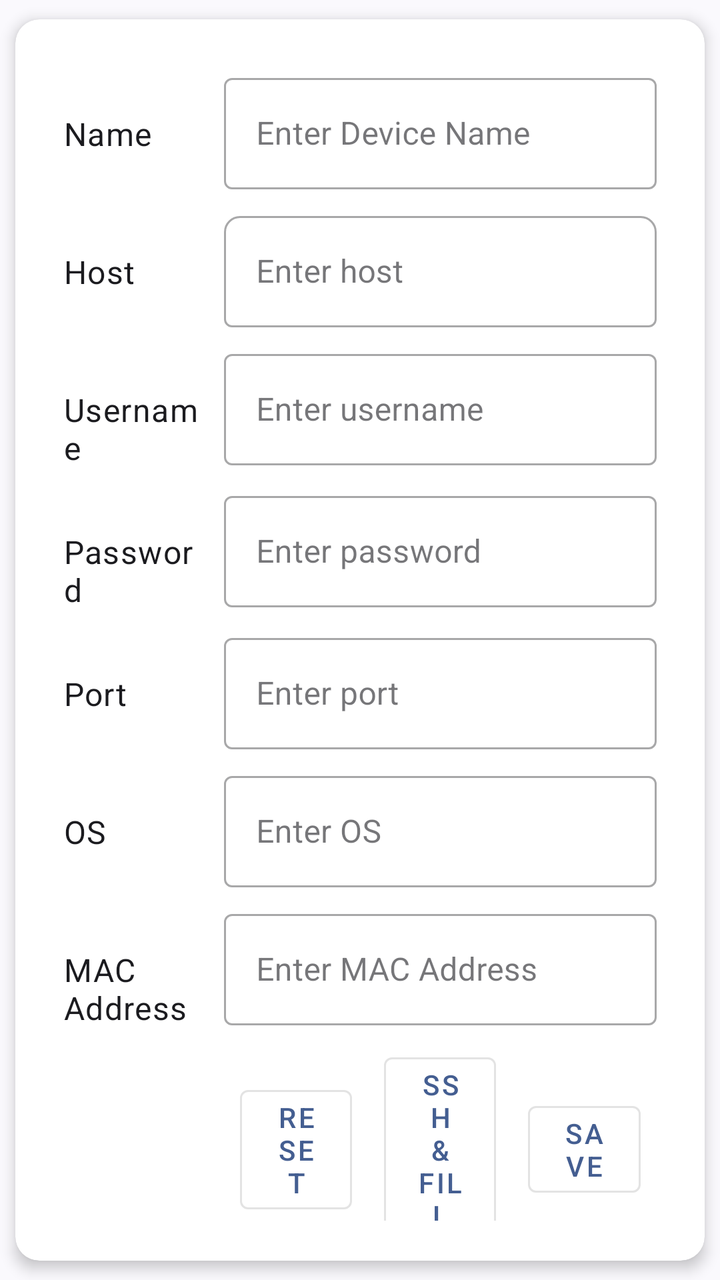
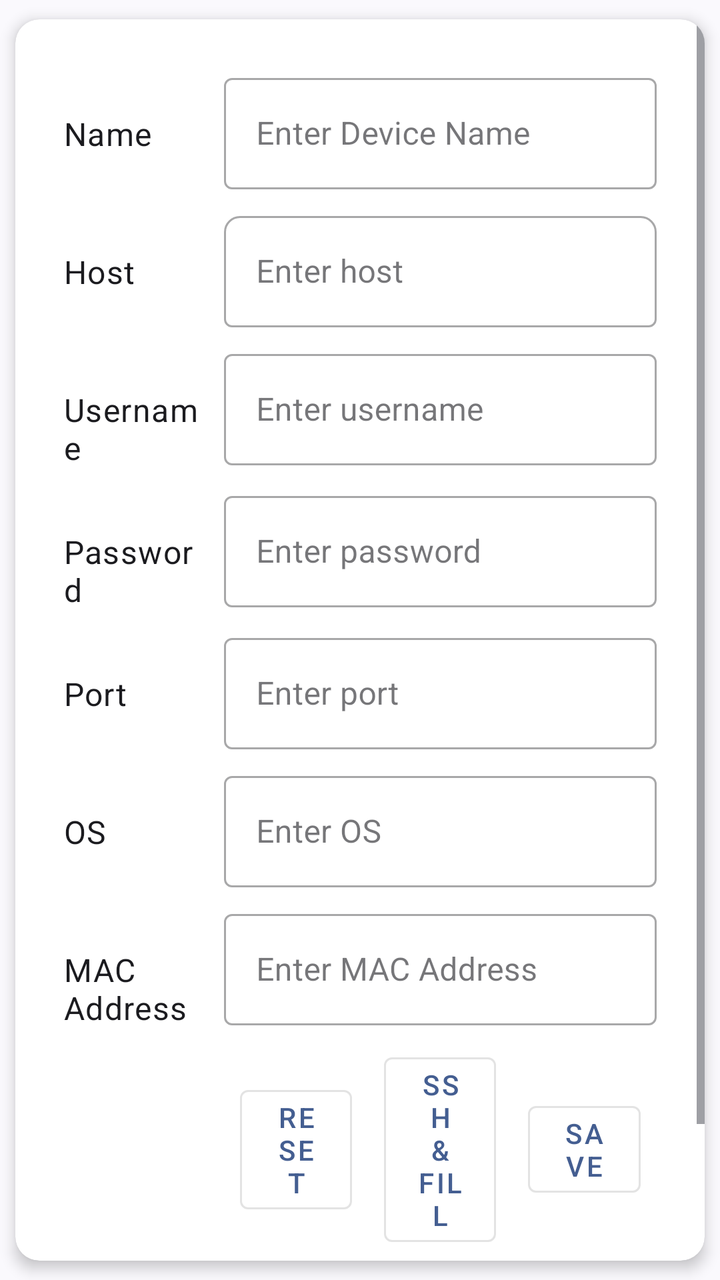

The first picture is an Android layout as it rendered before a commit; the second is the same layout after the commit. The layout source and the unified diff follow.
<!-- AndroidManifest.xml: application theme Theme.RemoteManager -->
<!-- res/layout/add_device.xml -->
<?xml version="1.0" encoding="utf-8"?>
<androidx.cardview.widget.CardView
    android:id="@+id/add_device_root"
    xmlns:android="http://schemas.android.com/apk/res/android"
    xmlns:app="http://schemas.android.com/apk/res-auto"
    xmlns:tools="http://schemas.android.com/tools"
    android:layout_width="match_parent"
    android:layout_height="match_parent"
    app:cardCornerRadius="12dp"
    app:cardElevation="4dp"
    app:cardUseCompatPadding="true">

    <GridLayout
        android:id="@+id/add_device"
        android:layout_width="match_parent"
        android:layout_height="wrap_content"
        android:columnCount="2"
        android:rowCount="9"
        android:padding="20dp"
        android:useDefaultMargins="true"
        tools:context=".fragment.AddDeviceFragment">

        
        <TextView
            android:layout_width="0dp"
            android:layout_height="wrap_content"
            android:layout_columnWeight="1"
            android:text="@string/name"
            style="?attr/textAppearanceBody1"/>
        <com.google.android.material.textfield.TextInputLayout
            android:layout_width="0dp"
            android:layout_height="wrap_content"
            android:layout_columnWeight="3"
            style="@style/Widget.MaterialComponents.TextInputLayout.OutlinedBox"
            android:hint="@string/enter_name">
            <com.google.android.material.textfield.TextInputEditText
                android:id="@+id/name_input"
                android:layout_width="match_parent"
                android:layout_height="wrap_content"/>
        </com.google.android.material.textfield.TextInputLayout>

        
        <TextView
            android:layout_width="0dp"
            android:layout_height="wrap_content"
            android:layout_columnWeight="1"
            android:text="@string/host"
            style="?attr/textAppearanceBody1"/>

        <com.google.android.material.textfield.TextInputLayout
            android:layout_width="0dp"
            android:layout_height="wrap_content"
            android:layout_columnWeight="3"
            style="@style/Widget.MaterialComponents.TextInputLayout.OutlinedBox"
            app:boxCornerRadiusTopStart="8dp"
            app:boxCornerRadiusTopEnd="8dp"
            app:hintEnabled="true"
            android:hint="@string/enter_host">

            <com.google.android.material.textfield.TextInputEditText
                android:id="@+id/host_input"
                android:layout_width="match_parent"
                android:layout_height="wrap_content"/>
        </com.google.android.material.textfield.TextInputLayout>

        
        <TextView
            android:layout_width="0dp"
            android:layout_height="wrap_content"
            android:layout_columnWeight="1"
            android:text="@string/username"
            style="?attr/textAppearanceBody1"/>

        <com.google.android.material.textfield.TextInputLayout
            android:layout_width="0dp"
            android:layout_height="wrap_content"
            android:layout_columnWeight="3"
            style="@style/Widget.MaterialComponents.TextInputLayout.OutlinedBox"
            android:hint="@string/enter_username">

            <com.google.android.material.textfield.TextInputEditText
                android:id="@+id/username_input"
                android:layout_width="match_parent"
                android:layout_height="wrap_content"/>
        </com.google.android.material.textfield.TextInputLayout>

        
        <TextView
            android:layout_width="0dp"
            android:layout_height="wrap_content"
            android:layout_columnWeight="1"
            android:text="@string/password"
            style="?attr/textAppearanceBody1"/>

        <com.google.android.material.textfield.TextInputLayout
            android:layout_width="0dp"
            android:layout_height="wrap_content"
            android:layout_columnWeight="3"
            style="@style/Widget.MaterialComponents.TextInputLayout.OutlinedBox"
            android:hint="@string/enter_password">

            <com.google.android.material.textfield.TextInputEditText
                android:id="@+id/password_input"
                android:layout_width="match_parent"
                android:layout_height="wrap_content"
                android:inputType="textPassword"/>
        </com.google.android.material.textfield.TextInputLayout>

        
        <TextView
            android:layout_width="0dp"
            android:layout_height="wrap_content"
            android:layout_columnWeight="1"
            android:text="@string/port"
            style="?attr/textAppearanceBody1"/>

        <com.google.android.material.textfield.TextInputLayout
            android:layout_width="0dp"
            android:layout_height="wrap_content"
            android:layout_columnWeight="3"
            style="@style/Widget.MaterialComponents.TextInputLayout.OutlinedBox"
            android:hint="@string/enter_port">

            <com.google.android.material.textfield.TextInputEditText
                android:id="@+id/port_input"
                android:layout_width="match_parent"
                android:layout_height="wrap_content"
                android:inputType="number"/>
        </com.google.android.material.textfield.TextInputLayout>

        
        <TextView
            android:layout_width="0dp"
            android:layout_height="wrap_content"
            android:layout_columnWeight="1"
            android:text="@string/os"
            style="?attr/textAppearanceBody1"/>

        <com.google.android.material.textfield.TextInputLayout
            android:layout_width="0dp"
            android:layout_height="wrap_content"
            android:layout_columnWeight="3"
            style="@style/Widget.MaterialComponents.TextInputLayout.OutlinedBox"
            android:hint="@string/enter_os">

            <com.google.android.material.textfield.TextInputEditText
                android:id="@+id/os_input"
                android:layout_width="match_parent"
                android:layout_height="wrap_content"/>
        </com.google.android.material.textfield.TextInputLayout>

        
        <TextView
            android:layout_width="0dp"
            android:layout_height="wrap_content"
            android:layout_columnWeight="1"
            android:text="@string/mac_address"
            style="?attr/textAppearanceBody1"/>

        <com.google.android.material.textfield.TextInputLayout
            android:layout_width="0dp"
            android:layout_height="wrap_content"
            android:layout_columnWeight="3"
            style="@style/Widget.MaterialComponents.TextInputLayout.OutlinedBox"
            android:hint="@string/enter_mac_address">

            <com.google.android.material.textfield.TextInputEditText
                android:id="@+id/mac_address_input"
                android:layout_width="match_parent"
                android:layout_height="wrap_content"
                android:inputType="text"/>
        </com.google.android.material.textfield.TextInputLayout>

        
        <View
            android:layout_width="0dp"
            android:layout_height="0dp"
            android:layout_columnWeight="1"/>

        <LinearLayout
            android:layout_width="0dp"
            android:layout_height="wrap_content"
            android:layout_columnWeight="3"
            android:orientation="horizontal"
            android:gravity="center">

            <com.google.android.material.button.MaterialButton
                android:id="@+id/reset_button"
                style="@style/Widget.MaterialComponents.Button.OutlinedButton"
                android:layout_width="0dp"
                android:layout_height="wrap_content"
                android:layout_weight="1"
                android:text="@string/reset"
                android:layout_marginHorizontal="8dp"
                android:inset="8dp"/>

            <com.google.android.material.button.MaterialButton
                android:id="@+id/ssh_fill_button"
                style="@style/Widget.MaterialComponents.Button.OutlinedButton"
                android:layout_width="0dp"
                android:layout_height="wrap_content"
                android:layout_weight="1"
                android:text="@string/ssh_fill"
                android:layout_marginHorizontal="8dp"
                android:inset="8dp"/>

            <com.google.android.material.button.MaterialButton
                android:id="@+id/save_button"
                style="@style/Widget.MaterialComponents.Button.OutlinedButton"
                android:layout_width="0dp"
                android:layout_height="wrap_content"
                android:layout_weight="1"
                android:text="@string/save"
                android:layout_marginHorizontal="8dp"
                android:inset="8dp"/>
        </LinearLayout>

        
        <View
            android:layout_width="0dp"
            android:layout_height="0dp"
            android:layout_columnWeight="1"/>

        <LinearLayout
            android:layout_width="0dp"
            android:layout_height="wrap_content"
            android:layout_columnWeight="3"
            android:orientation="horizontal"
            android:gravity="center">

            <com.google.android.material.button.MaterialButton
                android:id="@+id/delete_button"
                style="@style/Widget.MaterialComponents.Button.OutlinedButton"
                android:layout_width="0dp"
                android:layout_height="wrap_content"
                android:layout_weight="1"
                android:text="@string/delete"
                android:layout_marginHorizontal="8dp"
                android:inset="8dp"/>
        </LinearLayout>
    </GridLayout>
</androidx.cardview.widget.CardView>
<!-- resources referenced by this layout -->
<resources>
  <string name="delete">Delete</string>
  <string name="enter_host">Enter host</string>
  <string name="enter_mac_address">Enter MAC Address</string>
  <string name="enter_name">Enter Device Name</string>
  <string name="enter_os">Enter OS</string>
  <string name="enter_password">Enter password</string>
  <string name="enter_port">Enter port</string>
  <string name="enter_username">Enter username</string>
  <string name="host">Host</string>
  <string name="mac_address">MAC Address</string>
  <string name="name">Name</string>
  <string name="os">OS</string>
  <string name="password">Password</string>
  <string name="port">Port</string>
  <string name="reset">Reset</string>
  <string name="save">Save</string>
  <string name="ssh_fill">SSH &amp; Fill</string>
  <string name="username">Username</string>
  <style name="Theme.RemoteManager" parent="Theme.Material3.DynamicColors.DayNight.NoActionBar">
          <item name="android:statusBarColor">?attr/colorPrimaryVariant</item>
          <item name="android:windowDrawsSystemBarBackgrounds">true</item>
          <item name="android:windowTranslucentStatus">false</item>
      </style>
</resources>

<!-- the commit's change to res/layout/add_device.xml (unified diff, before → after) -->
@@ -1,242 +1,249 @@
 <?xml version="1.0" encoding="utf-8"?>
-<androidx.cardview.widget.CardView
-    android:id="@+id/add_device_root"
-    xmlns:android="http://schemas.android.com/apk/res/android"
+<androidx.cardview.widget.CardView xmlns:android="http://schemas.android.com/apk/res/android"
     xmlns:app="http://schemas.android.com/apk/res-auto"
     xmlns:tools="http://schemas.android.com/tools"
+    android:id="@+id/add_device_root"
     android:layout_width="match_parent"
     android:layout_height="match_parent"
     app:cardCornerRadius="12dp"
     app:cardElevation="4dp"
     app:cardUseCompatPadding="true">
 
-    <GridLayout
-        android:id="@+id/add_device"
+    <ScrollView
         android:layout_width="match_parent"
-        android:layout_height="wrap_content"
-        android:columnCount="2"
-        android:rowCount="9"
-        android:padding="20dp"
-        android:useDefaultMargins="true"
-        tools:context=".fragment.AddDeviceFragment">
-
-        
-        <TextView
-            android:layout_width="0dp"
+        android:layout_height="match_parent"
+        android:fillViewport="true">
+
+        <GridLayout
+            android:id="@+id/add_device"
+            android:layout_width="match_parent"
             android:layout_height="wrap_content"
-            android:layout_columnWeight="1"
-            android:text="@string/name"
-            style="?attr/textAppearanceBody1"/>
-        <com.google.android.material.textfield.TextInputLayout
-            android:layout_width="0dp"
-            android:layout_height="wrap_content"
-            android:layout_columnWeight="3"
-            style="@style/Widget.MaterialComponents.TextInputLayout.OutlinedBox"
-            android:hint="@string/enter_name">
-            <com.google.android.material.textfield.TextInputEditText
-                android:id="@+id/name_input"
-                android:layout_width="match_parent"
-                android:layout_height="wrap_content"/>
-        </com.google.android.material.textfield.TextInputLayout>
-
-        
-        <TextView
-            android:layout_width="0dp"
-            android:layout_height="wrap_content"
-            android:layout_columnWeight="1"
-            android:text="@string/host"
-            style="?attr/textAppearanceBody1"/>
-
-        <com.google.android.material.textfield.TextInputLayout
-            android:layout_width="0dp"
-            android:layout_height="wrap_content"
-            android:layout_columnWeight="3"
-            style="@style/Widget.MaterialComponents.TextInputLayout.OutlinedBox"
-            app:boxCornerRadiusTopStart="8dp"
-            app:boxCornerRadiusTopEnd="8dp"
-            app:hintEnabled="true"
-            android:hint="@string/enter_host">
-
-            <com.google.android.material.textfield.TextInputEditText
-                android:id="@+id/host_input"
-                android:layout_width="match_parent"
-                android:layout_height="wrap_content"/>
-        </com.google.android.material.textfield.TextInputLayout>
-
-        
-        <TextView
-            android:layout_width="0dp"
-            android:layout_height="wrap_content"
-            android:layout_columnWeight="1"
-            android:text="@string/username"
-            style="?attr/textAppearanceBody1"/>
-
-        <com.google.android.material.textfield.TextInputLayout
-            android:layout_width="0dp"
-            android:layout_height="wrap_content"
-            android:layout_columnWeight="3"
-            style="@style/Widget.MaterialComponents.TextInputLayout.OutlinedBox"
-            android:hint="@string/enter_username">
-
-            <com.google.android.material.textfield.TextInputEditText
-                android:id="@+id/username_input"
-                android:layout_width="match_parent"
-                android:layout_height="wrap_content"/>
-        </com.google.android.material.textfield.TextInputLayout>
-
-        
-        <TextView
-            android:layout_width="0dp"
-            android:layout_height="wrap_content"
-            android:layout_columnWeight="1"
-            android:text="@string/password"
-            style="?attr/textAppearanceBody1"/>
-
-        <com.google.android.material.textfield.TextInputLayout
-            android:layout_width="0dp"
-            android:layout_height="wrap_content"
-            android:layout_columnWeight="3"
-            style="@style/Widget.MaterialComponents.TextInputLayout.OutlinedBox"
-            android:hint="@string/enter_password">
-
-            <com.google.android.material.textfield.TextInputEditText
-                android:id="@+id/password_input"
-                android:layout_width="match_parent"
-                android:layout_height="wrap_content"
-                android:inputType="textPassword"/>
-        </com.google.android.material.textfield.TextInputLayout>
-
-        
-        <TextView
-            android:layout_width="0dp"
-            android:layout_height="wrap_content"
-            android:layout_columnWeight="1"
-            android:text="@string/port"
-            style="?attr/textAppearanceBody1"/>
-
-        <com.google.android.material.textfield.TextInputLayout
-            android:layout_width="0dp"
-            android:layout_height="wrap_content"
-            android:layout_columnWeight="3"
-            style="@style/Widget.MaterialComponents.TextInputLayout.OutlinedBox"
-            android:hint="@string/enter_port">
-
-            <com.google.android.material.textfield.TextInputEditText
-                android:id="@+id/port_input"
-                android:layout_width="match_parent"
-                android:layout_height="wrap_content"
-                android:inputType="number"/>
-        </com.google.android.material.textfield.TextInputLayout>
-
-        
-        <TextView
-            android:layout_width="0dp"
-            android:layout_height="wrap_content"
-            android:layout_columnWeight="1"
-            android:text="@string/os"
-            style="?attr/textAppearanceBody1"/>
-
-        <com.google.android.material.textfield.TextInputLayout
-            android:layout_width="0dp"
-            android:layout_height="wrap_content"
-            android:layout_columnWeight="3"
-            style="@style/Widget.MaterialComponents.TextInputLayout.OutlinedBox"
-            android:hint="@string/enter_os">
-
-            <com.google.android.material.textfield.TextInputEditText
-                android:id="@+id/os_input"
-                android:layout_width="match_parent"
-                android:layout_height="wrap_content"/>
-        </com.google.android.material.textfield.TextInputLayout>
-
-        
-        <TextView
-            android:layout_width="0dp"
-            android:layout_height="wrap_content"
-            android:layout_columnWeight="1"
-            android:text="@string/mac_address"
-            style="?attr/textAppearanceBody1"/>
-
-        <com.google.android.material.textfield.TextInputLayout
-            android:layout_width="0dp"
-            android:layout_height="wrap_content"
-            android:layout_columnWeight="3"
-            style="@style/Widget.MaterialComponents.TextInputLayout.OutlinedBox"
-            android:hint="@string/enter_mac_address">
-
-            <com.google.android.material.textfield.TextInputEditText
-                android:id="@+id/mac_address_input"
-                android:layout_width="match_parent"
-                android:layout_height="wrap_content"
-                android:inputType="text"/>
-        </com.google.android.material.textfield.TextInputLayout>
-
-        
-        <View
-            android:layout_width="0dp"
-            android:layout_height="0dp"
-            android:layout_columnWeight="1"/>
-
-        <LinearLayout
-            android:layout_width="0dp"
-            android:layout_height="wrap_content"
-            android:layout_columnWeight="3"
-            android:orientation="horizontal"
-            android:gravity="center">
-
-            <com.google.android.material.button.MaterialButton
-                android:id="@+id/reset_button"
-                style="@style/Widget.MaterialComponents.Button.OutlinedButton"
-                android:layout_width="0dp"
-                android:layout_height="wrap_content"
-                android:layout_weight="1"
-                android:text="@string/reset"
-                android:layout_marginHorizontal="8dp"
-                android:inset="8dp"/>
-
-            <com.google.android.material.button.MaterialButton
-                android:id="@+id/ssh_fill_button"
-                style="@style/Widget.MaterialComponents.Button.OutlinedButton"
-                android:layout_width="0dp"
-                android:layout_height="wrap_content"
-                android:layout_weight="1"
-                android:text="@string/ssh_fill"
-                android:layout_marginHorizontal="8dp"
-                android:inset="8dp"/>
-
-            <com.google.android.material.button.MaterialButton
-                android:id="@+id/save_button"
-                style="@style/Widget.MaterialComponents.Button.OutlinedButton"
-                android:layout_width="0dp"
-                android:layout_height="wrap_content"
-                android:layout_weight="1"
-                android:text="@string/save"
-                android:layout_marginHorizontal="8dp"
-                android:inset="8dp"/>
-        </LinearLayout>
-
-        
-        <View
-            android:layout_width="0dp"
-            android:layout_height="0dp"
-            android:layout_columnWeight="1"/>
-
-        <LinearLayout
-            android:layout_width="0dp"
-            android:layout_height="wrap_content"
-            android:layout_columnWeight="3"
-            android:orientation="horizontal"
-            android:gravity="center">
-
-            <com.google.android.material.button.MaterialButton
-                android:id="@+id/delete_button"
-                style="@style/Widget.MaterialComponents.Button.OutlinedButton"
-                android:layout_width="0dp"
-                android:layout_height="wrap_content"
-                android:layout_weight="1"
-                android:text="@string/delete"
-                android:layout_marginHorizontal="8dp"
-                android:inset="8dp"/>
-        </LinearLayout>
-    </GridLayout>
+            android:columnCount="2"
+            android:padding="20dp"
+            android:rowCount="9"
+            android:useDefaultMargins="true"
+            tools:context=".fragment.AddDeviceFragment">
+
+            
+            <TextView
+                style="?attr/textAppearanceBody1"
+                android:layout_width="0dp"
+                android:layout_height="wrap_content"
+                android:layout_columnWeight="1"
+                android:text="@string/name" />
+
+            <com.google.android.material.textfield.TextInputLayout
+                style="@style/Widget.MaterialComponents.TextInputLayout.OutlinedBox"
+                android:layout_width="0dp"
+                android:layout_height="wrap_content"
+                android:layout_columnWeight="3"
+                android:hint="@string/enter_name">
+
+                <com.google.android.material.textfield.TextInputEditText
+                    android:id="@+id/name_input"
+                    android:layout_width="match_parent"
+                    android:layout_height="wrap_content" />
+            </com.google.android.material.textfield.TextInputLayout>
+
+            
+            <TextView
+                style="?attr/textAppearanceBody1"
+                android:layout_width="0dp"
+                android:layout_height="wrap_content"
+                android:layout_columnWeight="1"
+                android:text="@string/host" />
+
+            <com.google.android.material.textfield.TextInputLayout
+                style="@style/Widget.MaterialComponents.TextInputLayout.OutlinedBox"
+                android:layout_width="0dp"
+                android:layout_height="wrap_content"
+                android:layout_columnWeight="3"
+                android:hint="@string/enter_host"
+                app:boxCornerRadiusTopEnd="8dp"
+                app:boxCornerRadiusTopStart="8dp"
+                app:hintEnabled="true">
+
+                <com.google.android.material.textfield.TextInputEditText
+                    android:id="@+id/host_input"
+                    android:layout_width="match_parent"
+                    android:layout_height="wrap_content" />
+            </com.google.android.material.textfield.TextInputLayout>
+
+            
+            <TextView
+                style="?attr/textAppearanceBody1"
+                android:layout_width="0dp"
+                android:layout_height="wrap_content"
+                android:layout_columnWeight="1"
+                android:text="@string/username" />
+
+            <com.google.android.material.textfield.TextInputLayout
+                style="@style/Widget.MaterialComponents.TextInputLayout.OutlinedBox"
+                android:layout_width="0dp"
+                android:layout_height="wrap_content"
+                android:layout_columnWeight="3"
+                android:hint="@string/enter_username">
+
+                <com.google.android.material.textfield.TextInputEditText
+                    android:id="@+id/username_input"
+                    android:layout_width="match_parent"
+                    android:layout_height="wrap_content" />
+            </com.google.android.material.textfield.TextInputLayout>
+
+            
+            <TextView
+                style="?attr/textAppearanceBody1"
+                android:layout_width="0dp"
+                android:layout_height="wrap_content"
+                android:layout_columnWeight="1"
+                android:text="@string/password" />
+
+            <com.google.android.material.textfield.TextInputLayout
+                style="@style/Widget.MaterialComponents.TextInputLayout.OutlinedBox"
+                android:layout_width="0dp"
+                android:layout_height="wrap_content"
+                android:layout_columnWeight="3"
+                android:hint="@string/enter_password">
+
+                <com.google.android.material.textfield.TextInputEditText
+                    android:id="@+id/password_input"
+                    android:layout_width="match_parent"
+                    android:layout_height="wrap_content"
+                    android:inputType="textPassword" />
+            </com.google.android.material.textfield.TextInputLayout>
+
+            
+            <TextView
+                style="?attr/textAppearanceBody1"
+                android:layout_width="0dp"
+                android:layout_height="wrap_content"
+                android:layout_columnWeight="1"
+                android:text="@string/port" />
+
+            <com.google.android.material.textfield.TextInputLayout
+                style="@style/Widget.MaterialComponents.TextInputLayout.OutlinedBox"
+                android:layout_width="0dp"
+                android:layout_height="wrap_content"
+                android:layout_columnWeight="3"
+                android:hint="@string/enter_port">
+
+                <com.google.android.material.textfield.TextInputEditText
+                    android:id="@+id/port_input"
+                    android:layout_width="match_parent"
+                    android:layout_height="wrap_content"
+                    android:inputType="number" />
+            </com.google.android.material.textfield.TextInputLayout>
+
+            
+            <TextView
+                style="?attr/textAppearanceBody1"
+                android:layout_width="0dp"
+                android:layout_height="wrap_content"
+                android:layout_columnWeight="1"
+                android:text="@string/os" />
+
+            <com.google.android.material.textfield.TextInputLayout
+                style="@style/Widget.MaterialComponents.TextInputLayout.OutlinedBox"
+                android:layout_width="0dp"
+                android:layout_height="wrap_content"
+                android:layout_columnWeight="3"
+                android:hint="@string/enter_os">
+
+                <com.google.android.material.textfield.TextInputEditText
+                    android:id="@+id/os_input"
+                    android:layout_width="match_parent"
+                    android:layout_height="wrap_content" />
+            </com.google.android.material.textfield.TextInputLayout>
+
+            
+            <TextView
+                style="?attr/textAppearanceBody1"
+                android:layout_width="0dp"
+                android:layout_height="wrap_content"
+                android:layout_columnWeight="1"
+                android:text="@string/mac_address" />
+
+            <com.google.android.material.textfield.TextInputLayout
+                style="@style/Widget.MaterialComponents.TextInputLayout.OutlinedBox"
+                android:layout_width="0dp"
+                android:layout_height="wrap_content"
+                android:layout_columnWeight="3"
+                android:hint="@string/enter_mac_address">
+
+                <com.google.android.material.textfield.TextInputEditText
+                    android:id="@+id/mac_address_input"
+                    android:layout_width="match_parent"
+                    android:layout_height="wrap_content"
+                    android:inputType="text" />
+            </com.google.android.material.textfield.TextInputLayout>
+
+            
+            <View
+                android:layout_width="0dp"
+                android:layout_height="0dp"
+                android:layout_columnWeight="1" />
+
+            <LinearLayout
+                android:layout_width="0dp"
+                android:layout_height="wrap_content"
+                android:layout_columnWeight="3"
+                android:gravity="center"
+                android:orientation="horizontal">
+
+                <com.google.android.material.button.MaterialButton
+                    android:id="@+id/reset_button"
+                    style="@style/Widget.MaterialComponents.Button.OutlinedButton"
+                    android:layout_width="0dp"
+                    android:layout_height="wrap_content"
+                    android:layout_marginHorizontal="8dp"
+                    android:layout_weight="1"
+                    android:inset="8dp"
+                    android:text="@string/reset" />
+
+                <com.google.android.material.button.MaterialButton
+                    android:id="@+id/ssh_fill_button"
+                    style="@style/Widget.MaterialComponents.Button.OutlinedButton"
+                    android:layout_width="0dp"
+                    android:layout_height="wrap_content"
+                    android:layout_marginHorizontal="8dp"
+                    android:layout_weight="1"
+                    android:inset="8dp"
+                    android:text="@string/ssh_fill" />
+
+                <com.google.android.material.button.MaterialButton
+                    android:id="@+id/save_button"
+                    style="@style/Widget.MaterialComponents.Button.OutlinedButton"
+                    android:layout_width="0dp"
+                    android:layout_height="wrap_content"
+                    android:layout_marginHorizontal="8dp"
+                    android:layout_weight="1"
+                    android:inset="8dp"
+                    android:text="@string/save" />
+            </LinearLayout>
+
+            
+            <View
+                android:layout_width="0dp"
+                android:layout_height="0dp"
+                android:layout_columnWeight="1" />
+
+            <LinearLayout
+                android:layout_width="0dp"
+                android:layout_height="wrap_content"
+                android:layout_columnWeight="3"
+                android:gravity="center"
+                android:orientation="horizontal">
+
+                <com.google.android.material.button.MaterialButton
+                    android:id="@+id/delete_button"
+                    style="@style/Widget.MaterialComponents.Button.OutlinedButton"
+                    android:layout_width="0dp"
+                    android:layout_height="wrap_content"
+                    android:layout_marginHorizontal="8dp"
+                    android:layout_weight="1"
+                    android:inset="8dp"
+                    android:text="@string/delete" />
+            </LinearLayout>
+        </GridLayout>
+    </ScrollView>
 </androidx.cardview.widget.CardView>
